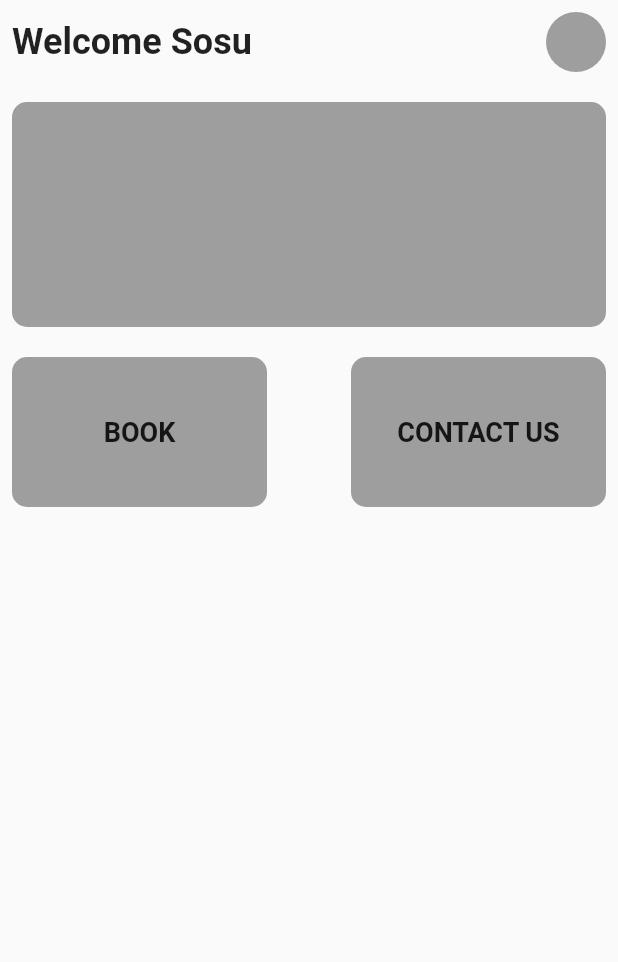
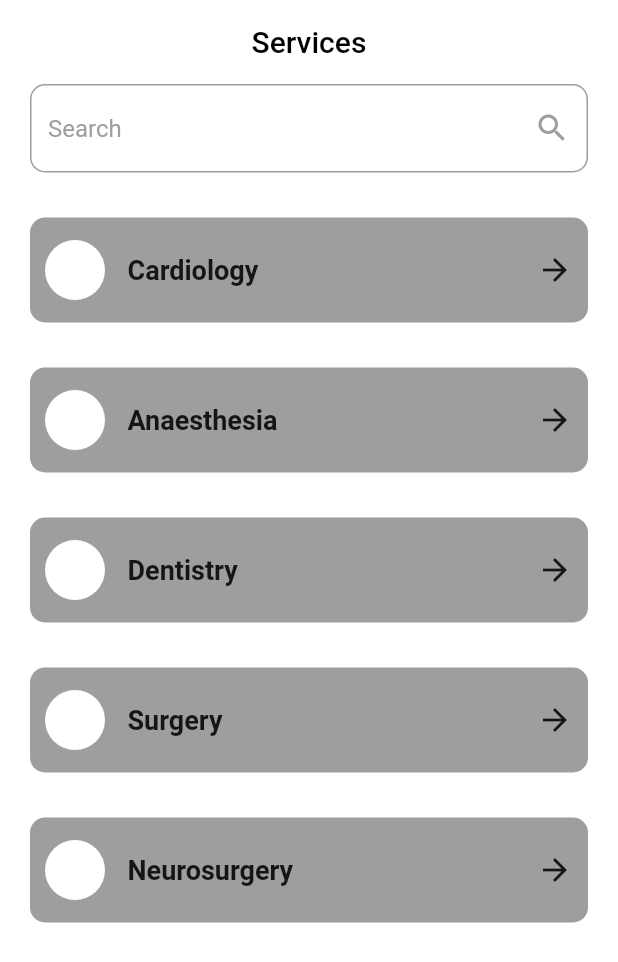
Before and after one commit to sosualfred/team, a Flutter app: the screen it shows after launch, on a phone screen of 412 x 824 dp. Shown: the top 962 px of the screen. Run offline on Flutter 3.47's test engine with Material 2 defaults, Android fonts, the phone set to English and light mode, and no system bars.

Commit message:
complete services page

```diff
--- a/analysis_options.yaml
+++ b/analysis_options.yaml
@@ -22,6 +22,7 @@ linter:
   # `// ignore_for_file: name_of_lint` syntax on the line or in the file
   # producing the lint.
   rules:
+    prefer_const_constructors: false
     # avoid_print: false  # Uncomment to disable the `avoid_print` rule
     # prefer_single_quotes: true  # Uncomment to enable the `prefer_single_quotes` rule
 
--- a/lib/main.dart
+++ b/lib/main.dart
@@ -1,6 +1,7 @@
 import 'package:flutter/material.dart';
 import 'package:team/screens/about_screen.dart';
 import 'package:team/screens/home_screen.dart';
+import 'package:team/screens/services_screen.dart';
 
 void main() {
   runApp(StartingPointWidget());
@@ -12,7 +13,8 @@ class StartingPointWidget extends StatelessWidget {
   @override
   Widget build(BuildContext context) {
     return MaterialApp(
-      home: HomeScreen(),
+      debugShowCheckedModeBanner: false,
+      home: ServicesScreen(),
     );
   }
 }
--- a/lib/screens/about_screen.dart
+++ b/lib/screens/about_screen.dart
@@ -7,9 +7,9 @@ class AboutScreen extends StatelessWidget {
   Widget build(BuildContext context) {
     return Scaffold(
       appBar: AppBar(
-        title: const Text('About'),
+        title: Text('About'),
       ),
-      body: const Center(
+      body: Center(
         child: Text('About'),
       ),
     );
--- /dev/null
+++ b/lib/screens/services_screen.dart
@@ -0,0 +1,104 @@
+import 'package:flutter/material.dart';
+
+class ServicesScreen extends StatelessWidget {
+  const ServicesScreen({Key? key}) : super(key: key);
+
+  @override
+  Widget build(BuildContext context) {
+    return Scaffold(
+      backgroundColor: Colors.white,
+      appBar: AppBar(
+        centerTitle: true,
+        title: Text(
+          'Services',
+          style: TextStyle(color: Colors.black),
+        ),
+        backgroundColor: Colors.white,
+        elevation: 0,
+      ),
+      body: Padding(
+        padding: const EdgeInsets.symmetric(horizontal: 20),
+        child: Column(
+          children: [
+            TextField(
+              decoration: InputDecoration(
+                hintText: 'Search',
+                hintStyle: TextStyle(color: Colors.grey),
+                suffixIcon: Icon(
+                  Icons.search,
+                  color: Colors.grey,
+                ),
+                focusedBorder: OutlineInputBorder(
+                  borderSide: BorderSide(color: Colors.black),
+                  borderRadius: BorderRadius.circular(10),
+                ),
+                border: OutlineInputBorder(
+                  borderRadius: BorderRadius.circular(10),
+                ),
+              ),
+            ),
+            SizedBox(height: 30),
+            ServiceListItem(
+              content: "Cardiology",
+            ),
+            SizedBox(height: 30),
+            ServiceListItem(
+              content: "Anaesthesia",
+            ),
+            SizedBox(height: 30),
+            ServiceListItem(
+              content: "Dentistry",
+            ),
+            SizedBox(height: 30),
+            ServiceListItem(
+              content: "Surgery",
+            ),
+            SizedBox(height: 30),
+            ServiceListItem(
+              content: "Neurosurgery",
+            ),
+          ],
+        ),
+      ),
+    );
+  }
+}
+
+class ServiceListItem extends StatelessWidget {
+  const ServiceListItem({
+    Key? key,
+    required this.content,
+  }) : super(key: key);
+
+  final String content;
+
+  @override
+  Widget build(BuildContext context) {
+    return Container(
+      height: 70,
+      padding: EdgeInsets.symmetric(horizontal: 10),
+      decoration: BoxDecoration(
+        color: Colors.grey,
+        borderRadius: BorderRadius.circular(10),
+      ),
+      child: Row(
+        children: [
+          CircleAvatar(
+            backgroundColor: Colors.white,
+          ),
+          SizedBox(width: 15),
+          Expanded(
+            child: Text(
+              content,
+              style: TextStyle(
+                fontWeight: FontWeight.bold,
+                fontSize: 18,
+              ),
+            ),
+          ),
+          Icon(Icons.arrow_forward),
+        ],
+      ),
+    );
+  }
+}
```
